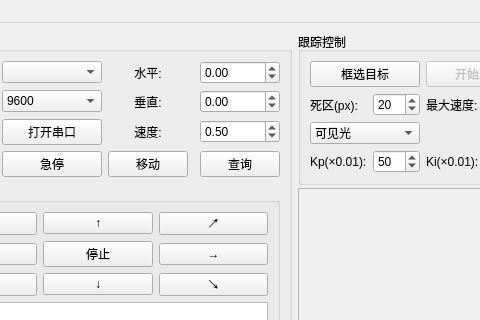
This is mainwindow.ui in soranokiseki1437/nanhu_RGB_PTZ as Qt 5 draws it before an edit; both pictures show x 105 to 585 and y 0 to 320 of the 1226 by 842 pixel window. The edited form follows.
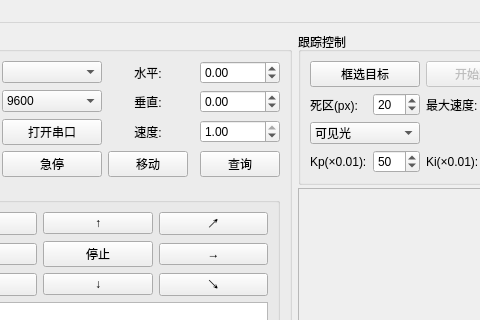
This is the edited form.

Commit message: 修复：云台定位命令帧间隔不足被固件丢弃(队列节拍10ms→30ms)/俯仰方向映射按手册修正(命令与回传双向)/速度默认值0.5→1

Patch:
```diff
--- a/mainwindow.ui
+++ b/mainwindow.ui
@@ -641,7 +641,7 @@
           <double>1.000000000000000</double>
          </property>
          <property name="value">
-          <double>0.500000000000000</double>
+          <double>1.000000000000000</double>
          </property>
         </widget>
        </item>
```
The commit also changes 1 other file.
